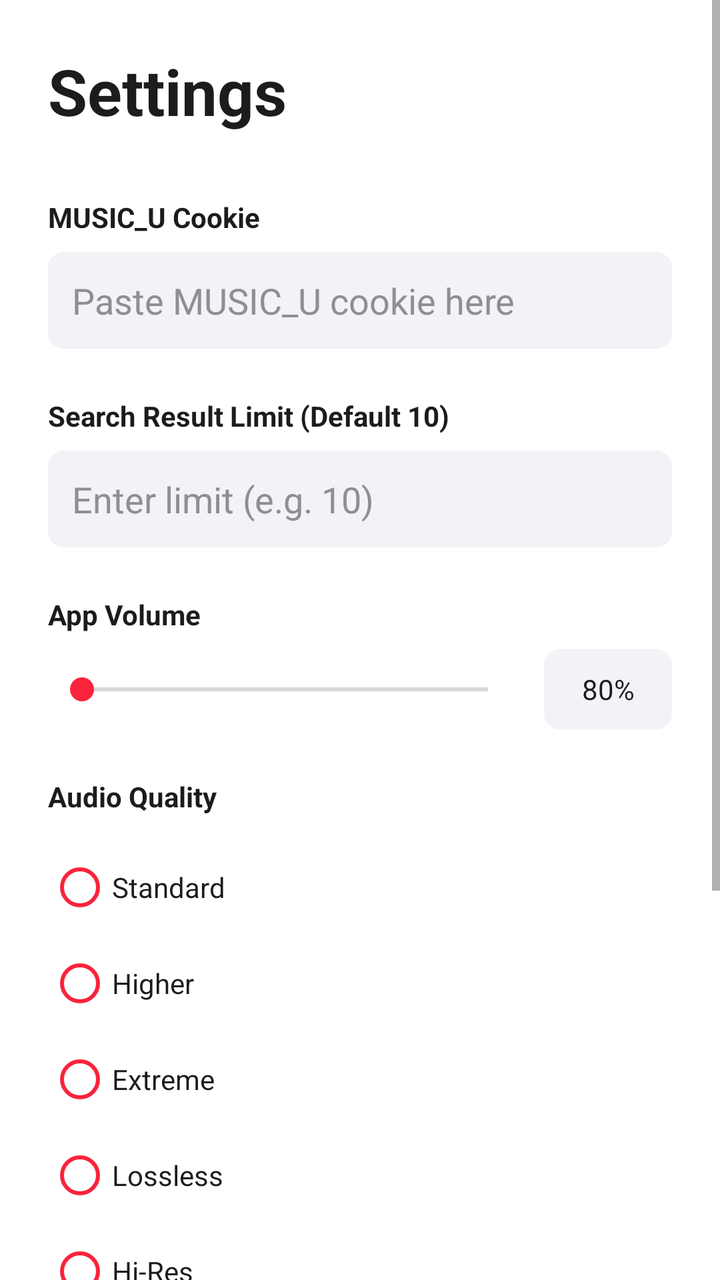
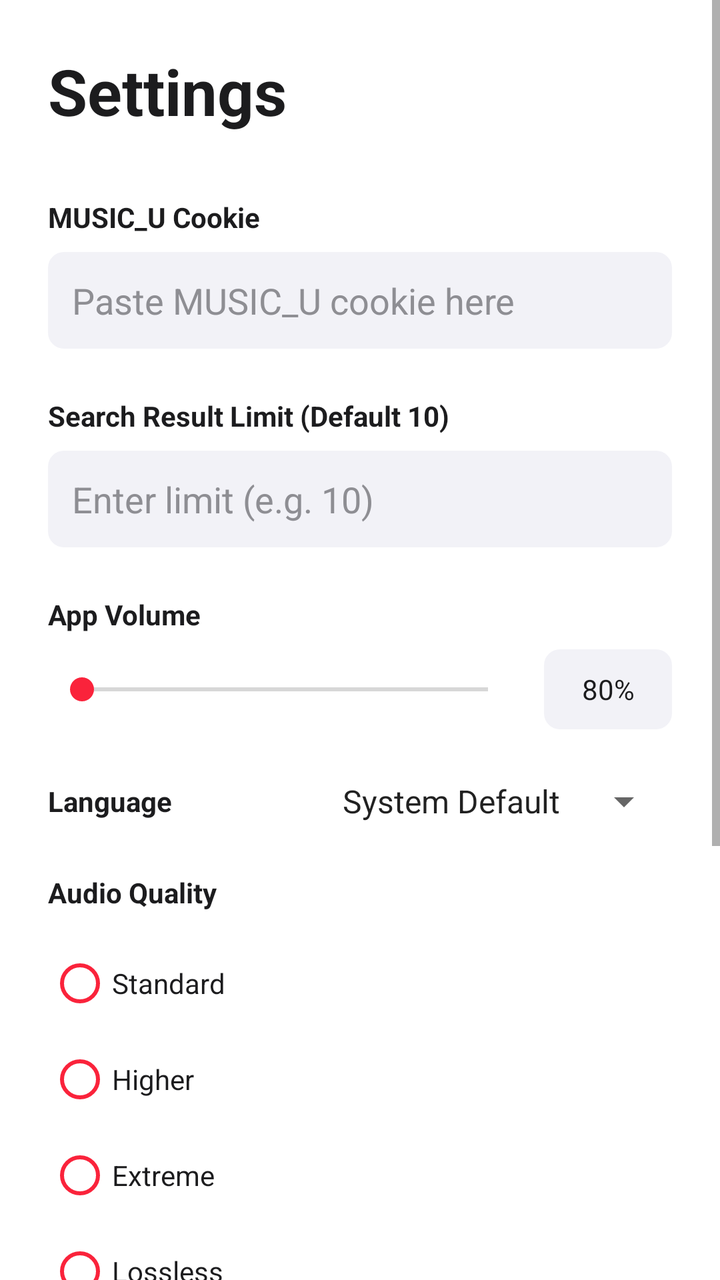

Screens rendered from an Android XML layout before and after an edit, with the pre-edit source and the edit as a unified diff.
<!-- AndroidManifest.xml: application theme Theme.MLNetease -->
<!-- res/layout/fragment_settings.xml -->
<?xml version="1.0" encoding="utf-8"?>
<ScrollView xmlns:android="http://schemas.android.com/apk/res/android"
    android:layout_width="match_parent"
    android:layout_height="match_parent"
    android:background="@color/background_primary"
    android:focusable="true"
    android:focusableInTouchMode="true"
    android:clickable="true">

    <LinearLayout
        android:id="@+id/settings_inner_container"
        android:layout_width="match_parent"
        android:layout_height="wrap_content"
        android:orientation="vertical"
        android:padding="24dp">

        <TextView
            android:layout_width="match_parent"
            android:layout_height="wrap_content"
            android:text="Settings"
            android:textSize="32sp"
            android:textStyle="bold"
            android:textColor="@color/text_primary"
            android:layout_marginBottom="32dp"/>

        <TextView
            android:layout_width="wrap_content"
            android:layout_height="wrap_content"
            android:text="MUSIC_U Cookie"
            android:textColor="@color/text_primary"
            android:textStyle="bold"
            android:layout_marginBottom="8dp"/>

        <EditText
            android:id="@+id/input_music_u"
            android:layout_width="match_parent"
            android:layout_height="wrap_content"
            android:hint="Paste MUSIC_U cookie here"
            android:textColor="@color/text_primary"
            android:textColorHint="@color/text_secondary"
            android:background="@drawable/search_background"
            android:padding="12dp"
            android:inputType="textPassword"
            android:layout_marginBottom="24dp"/>

        <TextView
            android:layout_width="wrap_content"
            android:layout_height="wrap_content"
            android:text="Search Result Limit (Default 10)"
            android:textColor="@color/text_primary"
            android:textStyle="bold"
            android:layout_marginBottom="8dp"/>

        <EditText
            android:id="@+id/input_search_limit"
            android:layout_width="match_parent"
            android:layout_height="wrap_content"
            android:hint="Enter limit (e.g. 10)"
            android:textColor="@color/text_primary"
            android:textColorHint="@color/text_secondary"
            android:background="@drawable/search_background"
            android:padding="12dp"
            android:inputType="number"
            android:layout_marginBottom="24dp"/>

        <TextView
            android:layout_width="wrap_content"
            android:layout_height="wrap_content"
            android:text="App Volume"
            android:textColor="@color/text_primary"
            android:textStyle="bold"
            android:layout_marginBottom="8dp"/>

        <LinearLayout
            android:layout_width="match_parent"
            android:layout_height="wrap_content"
            android:orientation="horizontal"
            android:gravity="center_vertical"
            android:layout_marginBottom="24dp">

            <SeekBar
                android:id="@+id/seekbar_app_volume"
                android:layout_width="0dp"
                android:layout_height="wrap_content"
                android:layout_weight="1"
                android:max="100"
                android:minHeight="32dp"
                android:paddingVertical="4dp"
                android:thumbOffset="8dp"/>

            <TextView
                android:id="@+id/text_app_volume_value"
                android:layout_width="wrap_content"
                android:layout_height="40dp"
                android:minWidth="64dp"
                android:gravity="center"
                android:layout_marginStart="12dp"
                android:paddingHorizontal="12dp"
                android:text="80%"
                android:textColor="@color/text_primary"
                android:background="@drawable/search_background"/>
        </LinearLayout>

        <TextView
            android:layout_width="wrap_content"
            android:layout_height="wrap_content"
            android:text="Audio Quality"
            android:textColor="@color/text_primary"
            android:textStyle="bold"
            android:layout_marginBottom="12dp"/>

        <RadioGroup
            android:id="@+id/quality_group"
            android:layout_width="match_parent"
            android:layout_height="wrap_content"
            android:layout_marginBottom="24dp">

            <RadioButton
                android:id="@+id/quality_standard"
                android:layout_width="match_parent"
                android:layout_height="wrap_content"
                android:text="Standard"
                android:textColor="@color/text_primary"
                android:buttonTint="@color/brand_primary"
                android:paddingVertical="8dp"/>

            <RadioButton
                android:id="@+id/quality_higher"
                android:layout_width="match_parent"
                android:layout_height="wrap_content"
                android:text="Higher"
                android:textColor="@color/text_primary"
                android:buttonTint="@color/brand_primary"
                android:paddingVertical="8dp"/>

            <RadioButton
                android:id="@+id/quality_exhigh"
                android:layout_width="match_parent"
                android:layout_height="wrap_content"
                android:text="Extreme"
                android:textColor="@color/text_primary"
                android:buttonTint="@color/brand_primary"
                android:paddingVertical="8dp"/>

            <RadioButton
                android:id="@+id/quality_lossless"
                android:layout_width="match_parent"
                android:layout_height="wrap_content"
                android:text="Lossless"
                android:textColor="@color/text_primary"
                android:buttonTint="@color/brand_primary"
                android:paddingVertical="8dp"/>

            <RadioButton
                android:id="@+id/quality_hires"
                android:layout_width="match_parent"
                android:layout_height="wrap_content"
                android:text="Hi-Res"
                android:textColor="@color/text_primary"
                android:buttonTint="@color/brand_primary"
                android:paddingVertical="8dp"/>

            <RadioButton
                android:id="@+id/quality_sky"
                android:layout_width="match_parent"
                android:layout_height="wrap_content"
                android:text="Sky (Immersive)"
                android:textColor="@color/text_primary"
                android:buttonTint="@color/brand_primary"
                android:paddingVertical="8dp"/>
        </RadioGroup>

        <LinearLayout
            android:layout_width="match_parent"
            android:layout_height="wrap_content"
            android:orientation="horizontal"
            android:gravity="center_vertical"
            android:layout_marginBottom="24dp">

            <TextView
                android:layout_width="0dp"
                android:layout_height="wrap_content"
                android:layout_weight="1"
                android:text="Lyric Translation Integration"
                android:textColor="@color/text_primary"
                android:textStyle="bold"/>

            <Switch
                android:id="@+id/switch_translation_integration"
                android:layout_width="wrap_content"
                android:layout_height="wrap_content"/>
        </LinearLayout>

        
        <LinearLayout
            android:layout_width="match_parent"
            android:layout_height="wrap_content"
            android:orientation="horizontal"
            android:gravity="center_vertical"
            android:layout_marginBottom="12dp">

            <TextView
                android:layout_width="0dp"
                android:layout_height="wrap_content"
                android:layout_weight="1"
                android:text="Desktop Floating Lyrics"
                android:textColor="@color/text_primary"
                android:textStyle="bold"/>

            <Switch
                android:id="@+id/switch_floating_lyrics"
                android:layout_width="wrap_content"
                android:layout_height="wrap_content"/>
        </LinearLayout>

        <LinearLayout
            android:id="@+id/layout_floating_settings"
            android:layout_width="match_parent"
            android:layout_height="wrap_content"
            android:orientation="vertical"
            android:visibility="gone"
            android:layout_marginBottom="24dp">

             <TextView
                android:layout_width="wrap_content"
                android:layout_height="wrap_content"
                android:text="Lyric Highlight Color"
                android:textColor="@color/text_primary"
                android:layout_marginBottom="8dp"/>

             
             <LinearLayout
                 style="?android:attr/buttonBarStyle"
                 android:layout_width="match_parent"
                 android:layout_height="wrap_content"
                 android:orientation="horizontal">

                 <Button
                     android:id="@+id/btn_color_red"
                     style="?android:attr/buttonBarButtonStyle"
                     android:layout_width="40dp"
                     android:layout_height="40dp"
                     android:backgroundTint="#F44336"
                     android:layout_marginEnd="8dp" />

                 <Button
                     android:id="@+id/btn_color_blue"
                     style="?android:attr/buttonBarButtonStyle"
                     android:layout_width="40dp"
                     android:layout_height="40dp"
                     android:backgroundTint="#2196F3"
                     android:layout_marginEnd="8dp" />

                 <Button
                     android:id="@+id/btn_color_green"
                     style="?android:attr/buttonBarButtonStyle"
                     android:layout_width="40dp"
                     android:layout_height="40dp"
                     android:backgroundTint="#4CAF50"
                     android:layout_marginEnd="8dp" />

                 <Button
                     android:id="@+id/btn_color_yellow"
                     style="?android:attr/buttonBarButtonStyle"
                     android:layout_width="40dp"
                     android:layout_height="40dp"
                     android:backgroundTint="#FFEB3B"
                     android:layout_marginEnd="8dp" />

                 <Button
                     android:id="@+id/btn_color_purple"
                     style="?android:attr/buttonBarButtonStyle"
                     android:layout_width="40dp"
                     android:layout_height="40dp"
                     android:backgroundTint="#9C27B0"
                     android:layout_marginEnd="8dp"/>
             </LinearLayout>

             <TextView
                android:layout_width="wrap_content"
                android:layout_height="wrap_content"
                android:text="Font Size"
                android:textColor="@color/text_primary"
                android:layout_marginTop="12dp"
                android:layout_marginBottom="8dp"/>

             <LinearLayout
                 android:layout_width="match_parent"
                 android:layout_height="wrap_content"
                 android:gravity="center_vertical">
                 <Button
                     android:id="@+id/btn_size_minus"
                     android:layout_width="50dp"
                     android:layout_height="wrap_content"
                     android:text="-"/>
                 <TextView
                     android:id="@+id/text_font_size"
                     android:layout_width="wrap_content"
                     android:layout_height="wrap_content"
                     android:text="16"
                     android:textColor="@color/text_primary"
                     android:layout_marginHorizontal="16dp"/>
                 <Button
                     android:id="@+id/btn_size_plus"
                     android:layout_width="50dp"
                     android:layout_height="wrap_content"
                     android:text="+"/>
             </LinearLayout>

             <TextView
                android:layout_width="wrap_content"
                android:layout_height="wrap_content"
                android:text="Preview"
                android:textColor="@color/text_primary"
                android:layout_marginTop="12dp"
                android:layout_marginBottom="8dp"/>

             <FrameLayout
                 android:layout_width="match_parent"
                 android:layout_height="wrap_content"
                 android:background="@drawable/bg_floating_window"
                 android:padding="12dp">
                 <LinearLayout
                     android:layout_width="match_parent"
                     android:layout_height="wrap_content"
                     android:orientation="vertical"
                     android:gravity="center">
                     <TextView
                         android:id="@+id/text_lyric_preview_current"
                         android:layout_width="match_parent"
                         android:layout_height="wrap_content"
                         android:gravity="center"
                         android:text="Current Lyric Preview"
                         android:singleLine="true"
                         android:shadowColor="#FF000000"
                         android:shadowDx="2"
                         android:shadowDy="2"
                         android:shadowRadius="4"
                         android:paddingBottom="4dp"/>
                     <TextView
                         android:id="@+id/text_lyric_preview_next"
                         android:layout_width="match_parent"
                         android:layout_height="wrap_content"
                         android:gravity="center"
                         android:text="Next Lyric Preview"
                         android:textColor="#DDDDDD"
                         android:singleLine="true"
                         android:shadowColor="#FF000000"
                         android:shadowDx="2"
                         android:shadowDy="2"
                         android:shadowRadius="4"/>
                 </LinearLayout>
             </FrameLayout>
        </LinearLayout>

        <TextView
            android:id="@+id/text_version_info"
            android:layout_width="match_parent"
            android:layout_height="wrap_content"
            android:gravity="center"
            android:text="Version: v0.0.0 | Author: Midairlogn\nML-Netease_Android © 2026 | GPLv3 LICENSE"
            android:textColor="@color/text_secondary"
            android:textSize="12sp"
            android:layout_marginTop="32dp"
            android:layout_marginBottom="8dp"
            android:lineSpacingExtra="4dp"/>

    </LinearLayout>
</ScrollView>
<!-- resources referenced by this layout -->
<resources>
  <color name="background_primary">#FFFFFF</color>
  <color name="brand_primary">#FA233B</color>
  <color name="text_primary">#1C1C1E</color>
  <color name="text_secondary">#8E8E93</color>
  <!-- drawable bg_floating_window (drawable) -->
  <?xml version="1.0" encoding="utf-8"?>
  <shape xmlns:android="http://schemas.android.com/apk/res/android">
      <solid android:color="#99000000" />
      <corners android:radius="12dp" />
      <stroke android:width="1dp" android:color="#33FFFFFF" />
  </shape>
  <!-- drawable search_background (drawable) -->
  <?xml version="1.0" encoding="utf-8"?>
  <shape xmlns:android="http://schemas.android.com/apk/res/android">
      <solid android:color="@color/background_secondary"/>
      <corners android:radius="8dp"/>
  </shape>
  <style name="Theme.MLNetease" parent="Theme.MaterialComponents.DayNight.NoActionBar">
          
          <item name="colorPrimary">@color/brand_primary</item>
          <item name="colorPrimaryVariant">@color/background_secondary</item>
          <item name="colorOnPrimary">@color/text_primary</item>
  
          
          <item name="colorSecondary">@color/brand_primary</item>
          <item name="colorSecondaryVariant">@color/brand_primary</item>
          <item name="colorOnSecondary">@color/text_primary</item>
  
          
          <item name="android:windowBackground">@color/background_primary</item>
          <item name="android:colorBackground">@color/background_primary</item>
  
          
          <item name="android:statusBarColor" tools:targetApi="l">@color/background_primary</item>
          <item name="android:windowLightStatusBar" tools:targetApi="m">true</item>
  
          
          <item name="bottomNavigationStyle">@style/Widget.MaterialComponents.BottomNavigationView.Colored</item>
      </style>
  <color name="background_secondary">#F2F2F7</color>
</resources>

<!-- the commit's change to res/layout/fragment_settings.xml (unified diff, before → after) -->
@@ -99,6 +99,28 @@
                 android:text="80%"
                 android:textColor="@color/text_primary"
                 android:background="@drawable/search_background"/>
+        </LinearLayout>
+
+        <LinearLayout
+            android:layout_width="match_parent"
+            android:layout_height="wrap_content"
+            android:orientation="horizontal"
+            android:gravity="center_vertical"
+            android:layout_marginBottom="24dp">
+
+            <TextView
+                android:layout_width="0dp"
+                android:layout_height="wrap_content"
+                android:layout_weight="1"
+                android:text="@string/language_title"
+                android:textColor="@color/text_primary"
+                android:textStyle="bold"/>
+
+            <Spinner
+                android:id="@+id/spinner_language"
+                android:layout_width="wrap_content"
+                android:layout_height="wrap_content"
+                android:entries="@array/language_options"/>
         </LinearLayout>
 
         <TextView
<!-- resource entries referenced after the edit -->
@@ -1,5 +1,10 @@
 <!-- resources referenced by this layout -->
 <resources>
+  <string-array name="language_options">
+          <item>System Default</item>
+          <item>English</item>
+          <item>简体中文</item>
+      </string-array>
   <color name="background_primary">#FFFFFF</color>
   <color name="brand_primary">#FA233B</color>
   <color name="text_primary">#1C1C1E</color>
@@ -17,6 +22,7 @@
       <solid android:color="@color/background_secondary"/>
       <corners android:radius="8dp"/>
   </shape>
+  <string name="language_title">Language</string>
   <style name="Theme.MLNetease" parent="Theme.MaterialComponents.DayNight.NoActionBar">
           
           <item name="colorPrimary">@color/brand_primary</item>
